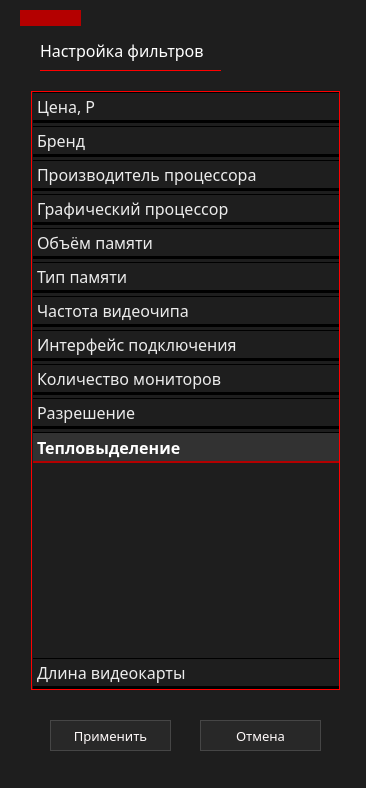
Old version of the form ui/filter/widgetVideoFilter.ui in the repository marginalprog/git_pcconf.
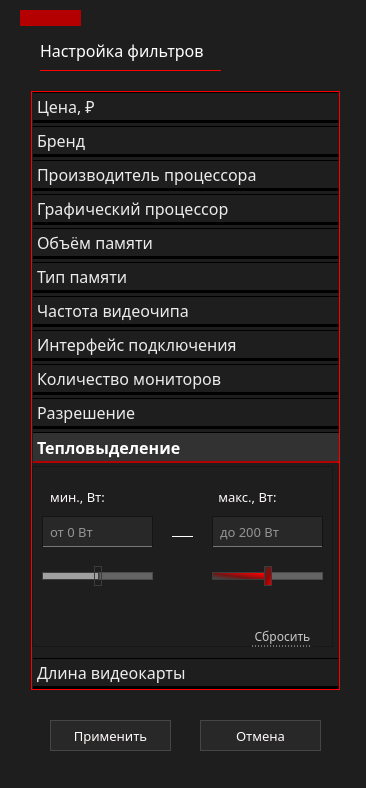
New version of the form. The open tabs and pages were chosen to show the change. Icons and pictures are not drawn.

Commit message: + Кнопки сброса сбрасывают значения (как чекбоксы, так и слайдеры) + Сделан запрет на ввод в фильтрах всех символов кроме числовых + Создан общий метод для сравнния и возвращения значений, введённых в поля (мин. макс. параметры). + Подготовлена логика конструирования запроса к БД (конкатенация + f-строки с пропуском неотмеченных в фильтрах параметров) + Вывод ошибки при некорректно установленных значениях фильтров (слайдеров)

Diff of the .ui file:
```diff
--- a/ui/filter/widgetVideoFilter.ui
+++ b/ui/filter/widgetVideoFilter.ui
@@ -173,7 +173,7 @@
       <selectedon>../../images/down-arrow (1).png</selectedon>../../images/down-arrow.png</iconset>
     </attribute>
     <attribute name="label">
-     <string>Цена, Р</string>
+     <string>Цена, ₽</string>
     </attribute>
     <widget class="QFrame" name="tbFrameVideo">
      <property name="geometry">
@@ -915,6 +915,355 @@
     <attribute name="label">
      <string>Тепловыделение</string>
     </attribute>
+    <widget class="QFrame" name="frameTdp">
+     <property name="geometry">
+      <rect>
+       <x>0</x>
+       <y>0</y>
+       <width>301</width>
+       <height>181</height>
+      </rect>
+     </property>
+     <property name="styleSheet">
+      <string notr="true"/>
+     </property>
+     <property name="frameShape">
+      <enum>QFrame::StyledPanel</enum>
+     </property>
+     <property name="frameShadow">
+      <enum>QFrame::Raised</enum>
+     </property>
+     <widget class="QPushButton" name="btnResetTdp">
+      <property name="geometry">
+       <rect>
+        <x>220</x>
+        <y>160</y>
+        <width>61</width>
+        <height>21</height>
+       </rect>
+      </property>
+      <property name="font">
+       <font>
+        <family>Montserrat Medium</family>
+        <pointsize>9</pointsize>
+       </font>
+      </property>
+      <property name="styleSheet">
+       <string notr="true">QPushButton
+{
+color:  rgb(200,200, 200);
+border: 0px;
+border-bottom: 1px dotted rgb(200, 200, 200);
+}
+
+QPushButton::hover
+{
+color: red;
+border-bottom: 1px dotted red;
+}
+</string>
+      </property>
+      <property name="text">
+       <string>Сбросить</string>
+      </property>
+     </widget>
+     <widget class="QSlider" name="sliderTdpMax">
+      <property name="geometry">
+       <rect>
+        <x>180</x>
+        <y>100</y>
+        <width>111</width>
+        <height>21</height>
+       </rect>
+      </property>
+      <property name="styleSheet">
+       <string notr="true">QSlider::groove:horizontal {
+border: 1px solid #bbb;
+background: rgb(160,160,160);
+height:6px;
+}
+
+QSlider::sub-page:horizontal {
+border: 1px solid rgb(60,60,60);
+background: qlineargradient(spread:pad, x1:0, y1:1, x2:1, y2:0, stop:0.125 rgba(66, 68, 68, 255), stop:0.426136 rgba(117, 19, 19, 255), stop:0.852273 rgba(255, 0, 0, 255));
+
+color: rgb(144, 144, 144);
+height: 6px;
+}
+
+QSlider::add-page:horizontal {
+border: 1px solid rgb(75,75,75);
+background: rgb(100,100,100);
+}
+
+QSlider::handle:horizontal {
+border: 1px solid rgb(60,60,60);
+background:qlineargradient(spread:pad, x1:1, y1:1, x2:0, y2:0.057, stop:0 rgba(255, 0, 0, 255), stop:0.398876 rgba(165, 0, 0, 255), stop:0.994318 rgba(46, 48, 49, 255));
+width: 6px;
+margin-top: -7px;
+margin-bottom: -7px;
+}
+
+QSlider::handle:horizontal:hover {
+border: 1px solid rgb(60,60,60);
+background: qlineargradient(x1:0, y1:0, x2:1, y2:1,
+    stop:0 rgb(105,105,105), stop:1 rgb(250,0,0));
+width: 9px;
+margin-top: -7px;
+margin-bottom: -7px;
+}
+
+
+QSlider::sub-page:horizontal:disabled {
+background: #bbb;
+border-color: #999;
+}
+
+QSlider::add-page:horizontal:disabled {
+background: #eee;
+border-color: #999;
+}
+
+QSlider::handle:horizontal:disabled {
+background: #eee;
+border: 1px solid #aaa;
+border-radius: 4px;
+}</string>
+      </property>
+      <property name="value">
+       <number>50</number>
+      </property>
+      <property name="orientation">
+       <enum>Qt::Horizontal</enum>
+      </property>
+      <property name="invertedAppearance">
+       <bool>false</bool>
+      </property>
+      <property name="invertedControls">
+       <bool>false</bool>
+      </property>
+     </widget>
+     <widget class="QSlider" name="sliderTdpMin">
+      <property name="geometry">
+       <rect>
+        <x>10</x>
+        <y>100</y>
+        <width>111</width>
+        <height>21</height>
+       </rect>
+      </property>
+      <property name="styleSheet">
+       <string notr="true">QSlider::groove:horizontal {
+border: 1px solid #bbb;
+background: rgb(160,160,160);
+height:6px;
+}
+
+QSlider::sub-page:horizontal {
+border: 1px solid rgb(60,60,60);
+background: qlineargradient(x1: 0, y1: 0,    x2: 0, y2: 1,
+    stop: 0 rgb(255, 0, 0), stop: 1 rgb(91, 91, 91));
+background: qlineargradient(x1: 0, y1: 0.2, x2: 1, y2: 1,
+    stop: 0 rgb(60, 60,60), stop: 1 rgb(250, 0, 0));
+color: rgb(144, 144, 144);
+height: 6px;
+}
+
+QSlider::add-page:horizontal {
+border: 1px solid rgb(75,75,75);
+background: rgb(100,100,100);
+}
+
+QSlider::handle:horizontal {
+border: 1px solid rgb(60,60,60);
+background: qlineargradient(x1:0, y1:0, x2:1, y2:1,
+    stop:0 rgb(80,80,80), stop:1 rgb(250,0,0));
+width: 6px;
+margin-top: -7px;
+margin-bottom: -7px;
+}
+
+QSlider::handle:horizontal:hover {
+border: 1px solid rgb(60,60,60);
+background: qlineargradient(x1:0, y1:0, x2:1, y2:1,
+    stop:0 rgb(105,105,105), stop:1 rgb(250,0,0));
+width: 9px;
+margin-top: -7px;
+margin-bottom: -7px;
+}
+
+
+QSlider::sub-page:horizontal:disabled {
+background: #bbb;
+border-color: #999;
+}
+
+QSlider::add-page:horizontal:disabled {
+background: #eee;
+border-color: #999;
+}
+
+QSlider::handle:horizontal:disabled {
+background: #eee;
+border: 1px solid #aaa;
+border-radius: 4px;
+}</string>
+      </property>
+      <property name="value">
+       <number>50</number>
+      </property>
+      <property name="orientation">
+       <enum>Qt::Horizontal</enum>
+      </property>
+      <property name="invertedAppearance">
+       <bool>false</bool>
+      </property>
+      <property name="invertedControls">
+       <bool>false</bool>
+      </property>
+     </widget>
+     <widget class="Line" name="line_3">
+      <property name="geometry">
+       <rect>
+        <x>140</x>
+        <y>70</y>
+        <width>21</width>
+        <height>19</height>
+       </rect>
+      </property>
+      <property name="styleSheet">
+       <string notr="true">border:0px;
+border-top: 1px solid white;</string>
+      </property>
+      <property name="orientation">
+       <enum>Qt::Horizontal</enum>
+      </property>
+     </widget>
+     <widget class="QLabel" name="lbMinTdp">
+      <property name="geometry">
+       <rect>
+        <x>10</x>
+        <y>20</y>
+        <width>71</width>
+        <height>21</height>
+       </rect>
+      </property>
+      <property name="font">
+       <font>
+        <family>Montserrat Medium</family>
+        <pointsize>10</pointsize>
+        <weight>50</weight>
+        <bold>false</bold>
+       </font>
+      </property>
+      <property name="styleSheet">
+       <string notr="true">	color: #fffafa;
+	border: 0px;
+</string>
+      </property>
+      <property name="text">
+       <string>мин., Вт:</string>
+      </property>
+      <property name="alignment">
+       <set>Qt::AlignCenter</set>
+      </property>
+     </widget>
+     <widget class="QLabel" name="lbMaxRdp">
+      <property name="geometry">
+       <rect>
+        <x>180</x>
+        <y>20</y>
+        <width>71</width>
+        <height>21</height>
+       </rect>
+      </property>
+      <property name="font">
+       <font>
+        <family>Montserrat Medium</family>
+        <pointsize>10</pointsize>
+        <weight>50</weight>
+        <bold>false</bold>
+       </font>
+      </property>
+      <property name="styleSheet">
+       <string notr="true">	color: #fffafa;
+	border: 0px;
+</string>
+      </property>
+      <property name="text">
+       <string>макс., Вт:</string>
+      </property>
+      <property name="alignment">
+       <set>Qt::AlignCenter</set>
+      </property>
+     </widget>
+     <widget class="QLineEdit" name="leMinTdp">
+      <property name="geometry">
+       <rect>
+        <x>10</x>
+        <y>50</y>
+        <width>111</width>
+        <height>31</height>
+       </rect>
+      </property>
+      <property name="font">
+       <font>
+        <family>Montserrat Medium</family>
+        <pointsize>10</pointsize>
+       </font>
+      </property>
+      <property name="styleSheet">
+       <string notr="true">QLineEdit{
+	padding-left: 5px;
+	border: 1px solid rgb(20,20,20);
+	background-color: rgb(40,40,40);
+	border-bottom: 1px solid  rgb(120,120,120);
+	selection-background-color: rgb(105, 0, 0);
+}
+
+QLineEdit:hover{
+	background-color: rgb(55,55,55);
+	border-bottom: 1px solid  red;
+}</string>
+      </property>
+      <property name="placeholderText">
+       <string>от 0 Вт</string>
+      </property>
+     </widget>
+     <widget class="QLineEdit" name="leMaxTdp">
+      <property name="geometry">
+       <rect>
+        <x>180</x>
+        <y>50</y>
+        <width>111</width>
+        <height>31</height>
+       </rect>
+      </property>
+      <property name="font">
+       <font>
+        <family>Montserrat Medium</family>
+        <pointsize>10</pointsize>
+       </font>
+      </property>
+      <property name="styleSheet">
+       <string notr="true">QLineEdit{
+	padding-left: 5px;
+	border: 1px solid rgb(20,20,20);
+	background-color: rgb(40,40,40);
+	border-bottom: 1px solid  rgb(120,120,120);
+	selection-background-color: rgb(105, 0, 0);
+}
+
+QLineEdit:hover{
+	background-color: rgb(55,55,55);
+	border-bottom: 1px solid  red;
+}</string>
+      </property>
+      <property name="placeholderText">
+       <string>до 200 Вт</string>
+      </property>
+     </widget>
+    </widget>
    </widget>
    <widget class="QWidget" name="page_4">
     <property name="geometry">
```
Left out of the diff: 3274 changed lines with no effect on the pictures. The commit also changes 11 other files.
